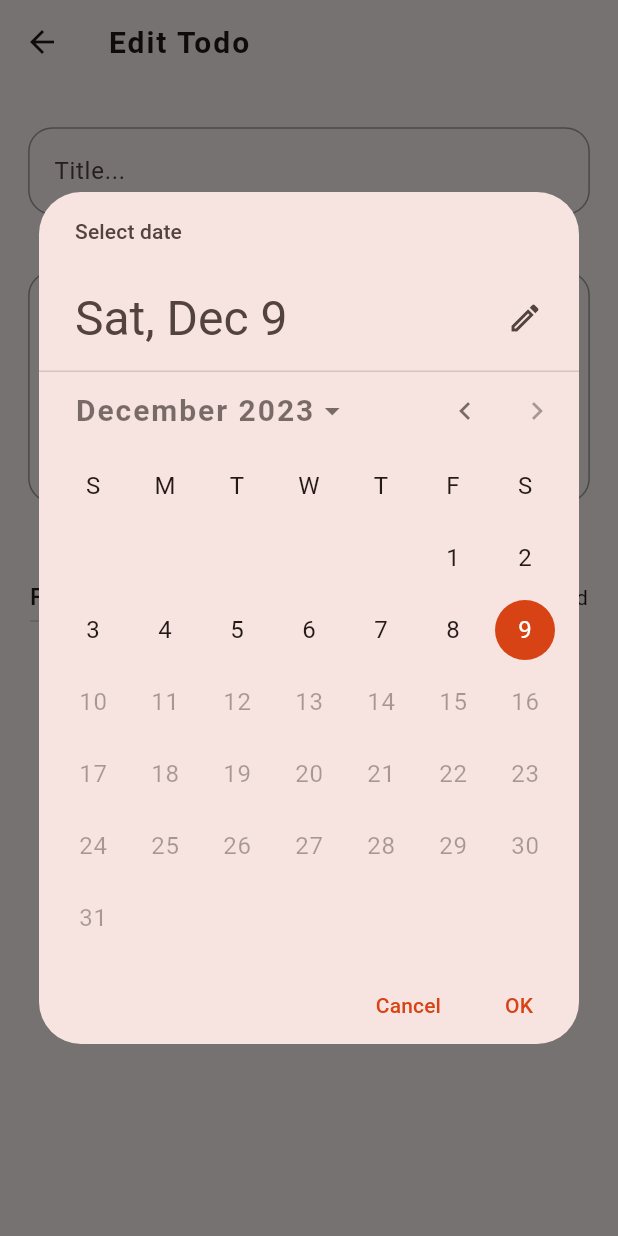
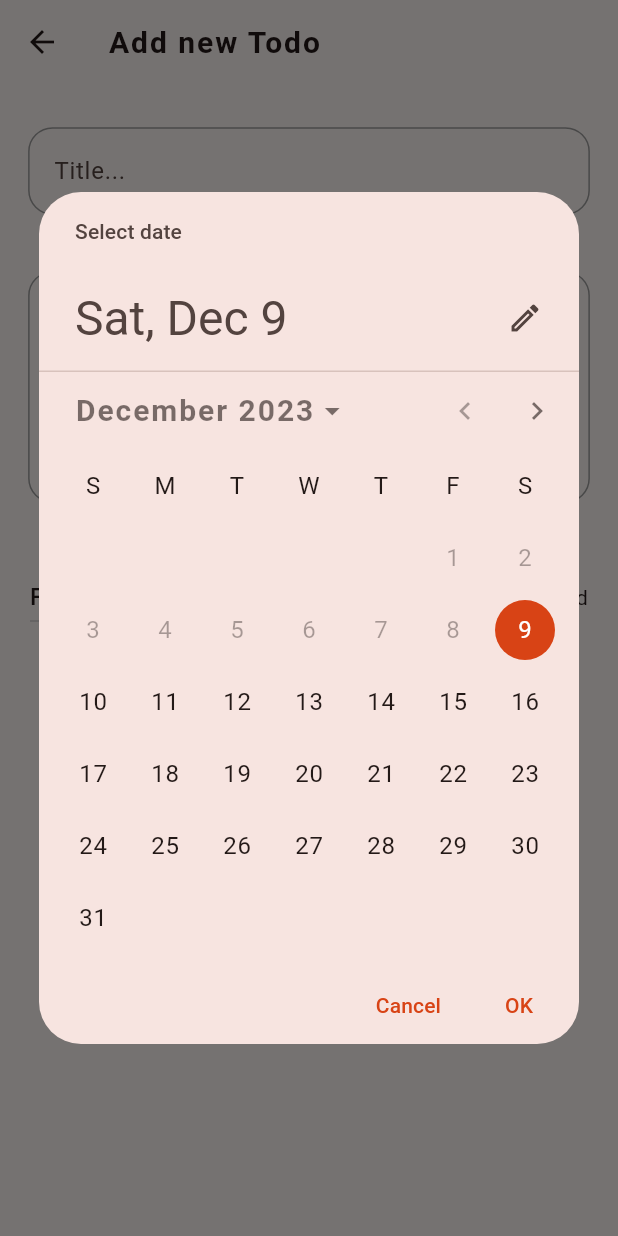
Before and after one commit to es-amit/Todo-List, a Flutter app: the NewTask screen opened directly, after a tap on the "calendar month" icon, on a phone screen of 412 x 824 dp. Run offline on Flutter 3.47's test engine with Material 3 defaults, Android fonts, the phone set to English and light mode, and no system bars; our stand-ins replace sqflite; accounts and stored records are empty.

Commit message:
Updating functionality and fixing bug

```diff
--- a/lib/main.dart
+++ b/lib/main.dart
@@ -32,6 +32,17 @@ var theme = ThemeData(
       fontSize: 20,
       color: Colors.white
     ),
+    labelMedium: TextStyle(
+      color: Colors.black,
+      fontSize: 20,
+      letterSpacing: 1.5,
+      fontWeight: FontWeight.w600
+    ),
+    labelSmall: TextStyle(
+      color: Colors.black,
+      fontSize: 16,
+      fontWeight: FontWeight.w400
+    )
   )
 
 );
--- a/lib/model/todo.dart
+++ b/lib/model/todo.dart
@@ -1,7 +1,6 @@
 
 import 'package:flutter/material.dart';
 import 'package:intl/intl.dart';
-import 'package:uuid/uuid.dart';
 
 enum Priority{
   high,
@@ -11,7 +10,6 @@ enum Priority{
 
 final formatter = DateFormat.yMd();
 
-const uuid = Uuid();
 
 enum Category{
   work,
@@ -37,15 +35,17 @@ const categoryIcons = {
 
 
 class Todo{
-  late String id;
+  late final int? id;
   late String title;
   late String description;
-  //late DateTime date;
+  //DateTime date = DateTime.now();
   late Priority taskPriority;
   late bool status;
   late Category category;
 
-  Todo({
+  Todo(
+    {
+      this.id,
       required this.title,
       required this.description,
       // required this.date,
@@ -53,11 +53,12 @@ class Todo{
       required this.category,
       required this.status,
 
-  }) : id = uuid.v4();
+  });
 
   Map<String,dynamic> toMap(){
-    // DateFormat format = DateFormat('yyyy-MM-dd');
-    // String dateString = format.format(date);
+    // DateFormat formatDate = DateFormat('yyyy-MM-dd');
+    // String dateString =date.toIso8601String();
+    // print(dateString);
     return {
       'id' : id,
       'title' : title,
--- a/lib/screen/new_todo_screen.dart
+++ b/lib/screen/new_todo_screen.dart
@@ -6,7 +6,9 @@ import 'package:to_do_list/widgets/constants.dart';
 
 // ignore: must_be_immutable
 class NewTask extends StatefulWidget {
-  NewTask({super.key,required this.editTask});
+  NewTask({super.key,required this.editTask,this.todo});
+
+  Todo? todo;
 
   bool editTask;
 
@@ -15,8 +17,8 @@ class NewTask extends StatefulWidget {
 }
 
 class _NewTaskState extends State<NewTask> {
-  final TextEditingController titleController = TextEditingController();
-  final TextEditingController descriptionController = TextEditingController();
+  TextEditingController titleController = TextEditingController();
+  TextEditingController descriptionController = TextEditingController();
   Category _selectedCategory = Category.food;
   Priority _selectedPriority = Priority.low;
   DateTime? _selectedDate;
@@ -30,6 +32,12 @@ class _NewTaskState extends State<NewTask> {
     super.initState();
     dbHelper = DBHelper();
     loadData();
+    if(widget.editTask){
+      titleController= TextEditingController(text: widget.todo!.title);
+      descriptionController= TextEditingController(text: widget.todo!.description);
+      _selectedCategory= widget.todo!.category;
+      _selectedPriority= widget.todo!.taskPriority;
+    }
   }
 
   loadData() async{
@@ -37,16 +45,15 @@ class _NewTaskState extends State<NewTask> {
   }
 
 
-
   void _presentDatePicker() async{
 
     final now = DateTime.now();
-    final firstDate = DateTime(now.year - 1, now.month, now.day);
+    final lastDate = DateTime(now.year+1,now.month,now.day);
     final pickedDate = await showDatePicker(
       initialDate: now,
       context: context,
-      firstDate: firstDate,
-      lastDate: now
+      firstDate: now,
+      lastDate: lastDate
     );
     setState(() {
       _selectedDate = pickedDate;
@@ -61,12 +68,13 @@ class _NewTaskState extends State<NewTask> {
 
   @override
   Widget build(BuildContext context) {
+    final keyboardSpace = MediaQuery.of(context).viewInsets.bottom;
     return Scaffold(
       appBar: AppBar(
         title: Text(widget.editTask ? "Edit Todo" : "Add new Todo" ),
       ),
-      body: Padding(
-        padding: const EdgeInsets.symmetric(horizontal: 20,vertical: 30),
+      body: SingleChildScrollView(
+        padding: EdgeInsets.fromLTRB(20, 30, 20, keyboardSpace + 18),
         child: Column(
           children: [
             TextField(
@@ -169,12 +177,14 @@ class _NewTaskState extends State<NewTask> {
               mainAxisAlignment: MainAxisAlignment.center,
               children: [
                 CustomButton(hintText: 'Cancel', containerColor: Colors.redAccent,nextScreen: (){
-                  Navigator.pop(context);
+                  Navigator.pushReplacement(context, MaterialPageRoute(builder: (context)=> const HomeScreen()));
                 }),
                 const SizedBox(width: 10,),
                 CustomButton(hintText: widget.editTask ? "Update" : "Add New Task",containerColor: Colors.green,nextScreen: (){
-                  try{
+                  if(!widget.editTask){
+                    try{
                     dbHelper.insert(Todo(
+
                       title: titleController.text,
                       description: descriptionController.text,
                       // date: _selectedDate!,
@@ -183,13 +193,33 @@ class _NewTaskState extends State<NewTask> {
                       status: false
                       )
                     );
-                    print('inserted data');
                     Navigator.pushReplacement(context, MaterialPageRoute(builder: (context)=> const HomeScreen()));
                   }
                   catch(e){
-                    print("insert error");
+                    // error occured
                   }
-                },)
+                 }
+                  else{
+                    try{
+                    dbHelper.update(
+                      widget.todo!.id!,
+                      Todo(
+                        id:widget.todo!.id,
+                        title: titleController.text,
+                        description: descriptionController.text,
+                        taskPriority: _selectedPriority,
+                        category: _selectedCategory,
+                        status: widget.todo!.status
+                        )
+                      );
+                      Navigator.pushReplacement(context, MaterialPageRoute(builder: (context)=> const HomeScreen()));
+                    }
+                    catch(e){
+                      // catching error
+                    }
+                  }
+                }
+                )
               ],
             )
           ],
```
Also changed, not shown: lib/database/database.dart (+29 -5 lines), lib/screen/home_screen.dart (+109 -28 lines). Lines whose indentation alone changed are shown as unchanged.
